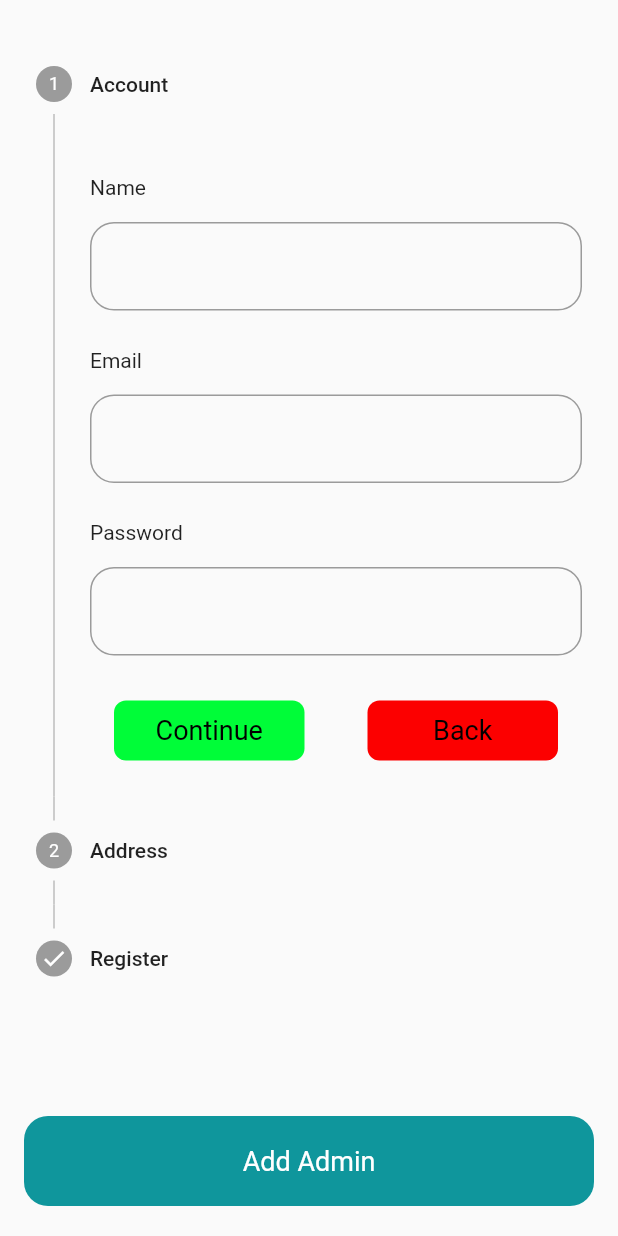
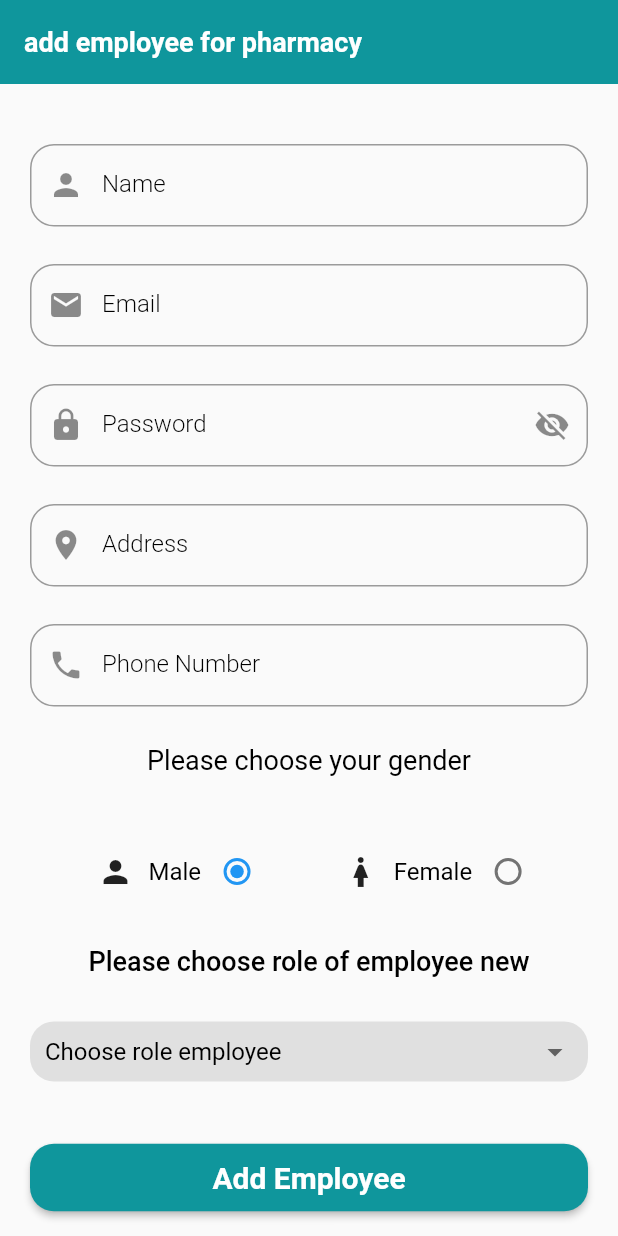
Before and after one commit to NourAhmadJob/pharmacy, a Flutter app: the screen it shows after launch, on a phone screen of 412 x 824 dp. Run offline on Flutter 3.47's test engine with Material 2 defaults, Android fonts, the phone set to English and light mode, and no system bars.

Commit message:
This is Add Employee Screen

```diff
--- a/lib/main.dart
+++ b/lib/main.dart
@@ -1,6 +1,7 @@
 import 'package:flutter/material.dart';
 
-import 'pharmacyMangement/admain/presentation/screen/auth/add_admain.dart';
+import 'pharmacyMangement/admain/presentation/screen/add/add_admain.dart';
+import 'pharmacyMangement/admain/presentation/screen/add/add_empolyee.dart';
 
 void main() {
   runApp(const MyApp());
@@ -15,10 +16,9 @@ class MyApp extends StatelessWidget {
     return MaterialApp(
       title: 'Flutter Demo',
       theme: ThemeData(
-
         primarySwatch: Colors.blue,
       ),
-      home:  Admin_Register(),
+      home:  AddEmployee(),
     );
   }
 }
--- a/lib/pharmacyMangement/admain/presentation/screen/auth/add_admain.dart
+++ b/lib/pharmacyMangement/admain/presentation/screen/add/add_admain.dart
@@ -1,7 +1,6 @@
 import 'package:flutter/material.dart';
-import 'package:pharmacy_system/pharmacyMangement/admain/presentation/screen/auth/home.dart';
 import 'package:pharmacy_system/utils/core/constance/color_constance.dart';
-import 'package:pharmacy_system/utils/widget/basic_controller.dart';
+import 'package:pharmacy_system/utils/widget/basic_bottom.dart';
 import 'package:pharmacy_system/utils/widget/text_form_field.dart';
 
 class Admin_Register extends StatefulWidget {
@@ -64,7 +63,7 @@ class _Admin_RegisterState extends State<Admin_Register> {
                       return Row(
                         children: [
                           Expanded(
-                            child: DefaultContainer(
+                            child: BasicBottom(
                               height: 40.0,
                               colorContainer: AllColors.greenColor,
                               borderRadius: 8.0,
@@ -91,7 +90,7 @@ class _Admin_RegisterState extends State<Admin_Register> {
                             width: 10.0,
                           ),
                           Expanded(
-                            child: DefaultContainer(
+                            child: BasicBottom(
                               height: 40.0,
                               colorContainer: AllColors.redColor,
                               borderRadius: 8.0,
@@ -133,14 +132,14 @@ class _Admin_RegisterState extends State<Admin_Register> {
                         _index = index;
                       });
                     },
-
                     type: StepperType.vertical,
                     steps: listStep(),
                   ),
                 ),
-                DefaultContainer(
+                if(_index == 2)
+                BasicBottom(
                   text: "Add Admin",
-                  color: Colors.white,
+                  colorText: Colors.white,
                   //height: 100.0,
                   onPressed: () {
                     // if (formKey.currentState!.validate()) {
@@ -162,9 +161,7 @@ class _Admin_RegisterState extends State<Admin_Register> {
 
 class Step1Widget extends StatelessWidget {
   final TextEditingController emailController;
-
   final TextEditingController nameController;
-
   final TextEditingController passwordController;
   final  Key formKey ;
   const Step1Widget({
@@ -195,6 +192,7 @@ class Step1Widget extends StatelessWidget {
               ),
               DefaultFormField(
                 controller: nameController,
+
                 type: TextInputType.text,
                 validate: (String? value) {
                   if (value!.isEmpty) {
--- /dev/null
+++ b/lib/pharmacyMangement/admain/presentation/screen/add/add_empolyee.dart
@@ -0,0 +1,228 @@
+import 'package:flutter/material.dart';
+import 'package:pharmacy_system/utils/core/constance/color_constance.dart';
+import 'package:pharmacy_system/utils/widget/basic_bottom.dart';
+import 'package:pharmacy_system/utils/widget/drop_down_menu.dart';
+import 'package:pharmacy_system/utils/widget/text_form_field.dart';
+import 'package:pharmacy_system/utils/widget/text_normal.dart';
+
+class AddEmployee extends StatefulWidget {
+  const AddEmployee({super.key});
+
+  @override
+  State<AddEmployee> createState() => _AddEmployeeState();
+}
+
+enum Gender { male, female }
+
+class _AddEmployeeState extends State<AddEmployee> {
+  TextEditingController nameController = TextEditingController();
+
+  TextEditingController emailController = TextEditingController();
+
+  TextEditingController passwordController = TextEditingController();
+
+  TextEditingController addressController = TextEditingController();
+
+  TextEditingController phoneController = TextEditingController();
+
+  Gender? gender = Gender.male;
+  dynamic valueChoose;
+
+  @override
+  Widget build(BuildContext context) {
+    return SafeArea(
+      child: Scaffold(
+        appBar: AppBar(
+          backgroundColor: AllColors.appColor,
+          title: TextNormal(
+            text: "add employee for pharmacy",
+            colorText: Colors.white,
+            sizeText: 18.0,
+            fontWeight: FontWeight.w600,
+          ),
+          elevation: 0.0,
+        ),
+        body: SingleChildScrollView(
+          child: Padding(
+            padding: const EdgeInsets.all(20.0),
+            child: Column(
+              children: [
+                const SizedBox(
+                  height: 20.0,
+                ),
+                DefaultFormField(
+                  controller: nameController,
+                  hint: "Name",
+                  prefixIcon: Icons.person,
+                  type: TextInputType.name,
+                  validate: (String? value) {
+                    if (value!.isEmpty) {
+                      return "Enter Name Employee";
+                    }
+                    return null;
+                  },
+                ),
+                const SizedBox(
+                  height: 25.0,
+                ),
+                DefaultFormField(
+                  controller: emailController,
+                  hint: "Email",
+                  prefixIcon: Icons.email,
+                  type: TextInputType.emailAddress,
+                  validate: (String? value) {
+                    if (value!.isEmpty) {
+                      return "Enter Email Employee";
+                    }
+                    if (!value.contains("@")) {
+                      return "You Have to add @ at your email";
+                    }
+
+                    return null;
+                  },
+                ),
+                const SizedBox(
+                  height: 25.0,
+                ),
+                DefaultFormField(
+                  controller: passwordController,
+                  hint: "Password",
+                  prefixIcon: Icons.lock,
+                  suffixIcon: Icons.visibility_off,
+                  obscure: true,
+                  type: TextInputType.visiblePassword,
+                  validate: (String? value) {
+                    if (value!.isEmpty) {
+                      return "Enter  Password Employee ";
+                    }
+                    if (value.length < 10) {
+                      return "Please your password should by 10 characters or more";
+                    }
+                    return null;
+                  },
+                ),
+                const SizedBox(
+                  height: 25.0,
+                ),
+                DefaultFormField(
+                  controller: addressController,
+                  hint: "Address",
+                  prefixIcon: Icons.location_on,
+                  type: TextInputType.visiblePassword,
+                  validate: (String? value) {
+                    if (value!.isEmpty) {
+                      return "Enter Address Employee ";
+                    }
+                    return null;
+                  },
+                ),
+                const SizedBox(
+                  height: 25.0,
+                ),
+                DefaultFormField(
+                  controller: phoneController,
+                  hint: "Phone Number",
+                  prefixIcon: Icons.phone,
+                  type: TextInputType.phone,
+                  validate: (String? value) {
+                    if (value!.isEmpty) {
+                      return "Enter Email Employee";
+                    }
+                    if (phoneController.value.text.length < 10) {
+                      return "Your Phone Should be 10 Number";
+                    }
+                    return null;
+                  },
+                ),
+                const SizedBox(
+                  height: 25.0,
+                ),
+                TextNormal(
+                  text: "Please choose your gender",
+                  sizeText: 18.0,
+                ),
+                const SizedBox(
+                  height: 40.0,
+                ),
+                Container(
+                  margin: const EdgeInsets.only(left: 45.0),
+                  child: Row(
+                    mainAxisAlignment: MainAxisAlignment.center,
+                    crossAxisAlignment: CrossAxisAlignment.center,
+                    children: [
+                      Expanded(
+                        child: Row(
+                          children: [
+                            const Icon(Icons.person),
+                            const SizedBox(
+                              width: 10.0,
+                            ),
+                            TextNormal(text: "Male"),
+                            Radio(
+                              value: Gender.male,
+                              groupValue: gender,
+                              onChanged: (Gender? value) {
+                                setState(() {
+                                  gender = value;
+                                });
+                              },
+                            ),
+                          ],
+                        ),
+                      ),
+                      Expanded(
+                        child: Row(
+                          children: [
+                            const Icon(Icons.woman),
+                            const SizedBox(
+                              width: 10.0,
+                            ),
+                            TextNormal(text: "Female"),
+                            Radio(
+                              value: Gender.female,
+                              groupValue: gender,
+                              onChanged: (Gender? value) {
+                                setState(() {
+                                  gender = value;
+                                });
+                              },
+                            )
+                          ],
+                        ),
+                      ),
+                    ],
+                  ),
+                ),
+                const SizedBox(
+                  height: 25.0,
+                ),
+                TextNormal(
+                  text: "Please choose role of employee new",
+                  sizeText: 18.0,
+                  fontWeight: FontWeight.w500,
+                ),
+                const SizedBox(
+                  height: 30.0,
+                ),
+                DropDownApp(
+                  listDrop: const ["Laboratory", "Pharmacist"],
+                  hintText: "Choose role employee",
+                  valueChoose: valueChoose,
+
+                ),
+                const SizedBox(height: 40.0,),
+                BasicBottom(
+                  text: "Add Employee",
+                  onPressed: () {
+                    // get api add employee
+                  },
+                  colorText: Colors.white,
+                ),
+              ],
+            ),
+          ),
+        ),
+      ),
+    );
+  }
+}
--- a/lib/pharmacyMangement/admain/presentation/screen/auth/home.dart
+++ /dev/null
@@ -1,12 +0,0 @@
-import 'package:flutter/material.dart';
-
-class HomeScreen extends StatelessWidget {
-  const HomeScreen({Key? key}) : super(key: key);
-
-  @override
-  Widget build(BuildContext context) {
-    return Scaffold(
-      appBar: AppBar(),
-    );
-  }
-}
--- /dev/null
+++ b/lib/utils/widget/basic_bottom.dart
@@ -0,0 +1,54 @@
+import 'package:flutter/material.dart';
+import 'package:pharmacy_system/utils/core/constance/color_constance.dart';
+
+import 'text_normal.dart';
+
+class BasicBottom extends StatelessWidget {
+  final String text;
+  final Function onPressed;
+  Color colorText;
+  Color? colorContainer;
+  double sizeText;
+  double height;
+  double width;
+  double borderRadius;
+  FontWeight fontWeight;
+  Color borderSide ;
+
+  BasicBottom({
+    super.key,
+    required this.text,
+    required this.onPressed,
+    this.colorText = Colors.black,
+    this.fontWeight = FontWeight.w400,
+    this.colorContainer = AllColors.appColor ,
+    this.sizeText = 18.0,
+    this.height = 45.0,
+    this.width = double.infinity,
+    this.borderRadius = 16.0,
+    this.borderSide = Colors.transparent,
+  });
+
+  @override
+  Widget build(BuildContext context) {
+    return MaterialButton(
+      minWidth: width,
+      height: height,
+      clipBehavior: Clip.antiAlias,
+      shape: OutlineInputBorder(
+        borderSide:  BorderSide(color:borderSide),
+        borderRadius: BorderRadius.circular(borderRadius),
+      ),
+      color: colorContainer,
+      onPressed: () {
+        // api Add Employee
+      },
+      child: TextNormal(
+        text: "Add Employee",
+        colorText: colorText,
+        sizeText: 20.0,
+        fontWeight: FontWeight.w600,
+      ),
+    );
+  }
+}
--- a/lib/utils/widget/basic_controller.dart
+++ /dev/null
@@ -1,58 +0,0 @@
-import 'package:flutter/material.dart';
-import 'package:pharmacy_system/utils/core/constance/color_constance.dart';
-
-class DefaultContainer extends StatelessWidget {
-  final String text;
-  final Function onPressed;
-  Color color;
-  Color colorContainer;
-  double sizeText;
-
-  double height;
-
-  double width;
-
-  double borderRadius;
-
-  FontWeight fontWeight;
-
-  DefaultContainer({
-    super.key,
-    required this.text,
-    required this.onPressed,
-    this.color = Colors.black,
-    this.fontWeight = FontWeight.w400,
-    this.sizeText = 18.0,
-    this.height = 60.0,
-    this.width = double.infinity,
-    this.borderRadius = 16.0,
-    this.colorContainer = AllColors.appColor,
-  });
-
-  @override
-  Widget build(BuildContext context) {
-    return InkWell(
-      splashColor: Colors.green,
-      onTap: () {
-        onPressed();
-      },
-      child: Container(
-        decoration: BoxDecoration(
-            color: colorContainer,
-            borderRadius: BorderRadius.circular(borderRadius)),
-        margin: const EdgeInsets.symmetric(horizontal: 16.0),
-        alignment: Alignment.center,
-        width: width,
-        height: height,
-        child: Text(
-          text,
-          style: TextStyle(
-            color: color,
-            fontSize: sizeText,
-            fontWeight: fontWeight,
-          ),
-        ),
-      ),
-    );
-  }
-}
--- /dev/null
+++ b/lib/utils/widget/drop_down_menu.dart
@@ -0,0 +1,87 @@
+import 'package:flutter/material.dart';
+import 'package:pharmacy_system/utils/core/constance/color_constance.dart';
+import 'package:pharmacy_system/utils/widget/text_normal.dart';
+
+class DropDownApp extends StatefulWidget {
+  final List listDrop;
+
+  final valueChoose;
+  final String hintText;
+  double sizeHint;
+  double height ;
+  Color dropColor ;
+  DropDownApp({
+    super.key,
+    required this.listDrop,
+    required this.valueChoose,
+    required this.hintText,
+    this.sizeHint = 16.0,
+    this.dropColor = Colors.transparent ,
+    this.height = 40.0,
+  });
+
+  @override
+  State<DropDownApp> createState() => _DropDownAppState(
+    valueChoose: valueChoose,
+    listDrop: listDrop,
+    hintText: hintText,
+    sizeHint: sizeHint,
+
+  );
+}
+
+class _DropDownAppState extends State<DropDownApp> {
+  dynamic valueChoose;
+  final List listDrop;
+  final String hintText;
+
+  double sizeHint;
+
+  _DropDownAppState({
+    required this.listDrop,
+    required this.hintText,
+    required this.valueChoose,
+    this.sizeHint = 16.0,
+  });
+
+  @override
+  Widget build(BuildContext context) {
+    return Container(
+      height: 40.0,
+      alignment: Alignment.center,
+      padding: const EdgeInsets.only(left: 10.0 , right: 10.0),
+      decoration: BoxDecoration(
+        borderRadius: BorderRadius.circular(16.0),
+        color: Colors.grey[300],
+      ),
+      child: DropdownButton(
+        dropdownColor: AllColors.appColor,
+
+        underline: const SizedBox(width: 0.0, height: 0.0,),
+        borderRadius: BorderRadius.circular(13.0),
+        isDense: true,
+        isExpanded: true,
+        hint: TextNormal(
+          text: widget.hintText,
+          sizeText: widget.sizeHint,
+        ),
+        items: widget.listDrop.map((e) {
+          return DropdownMenuItem(
+            value: e ,
+            child: TextNormal(
+              text: "$e",
+              colorText: Colors.black,
+            ),
+          );
+        }).toList(),
+        onChanged: (value) {
+          setState(() {
+            valueChoose = value;
+          });
+        },
+        value: valueChoose,
+        style: const TextStyle(color: Colors.white),
+      ),
+    );
+  }
+}
--- a/lib/utils/widget/text_form_field.dart
+++ b/lib/utils/widget/text_form_field.dart
@@ -22,7 +22,7 @@ class DefaultFormField extends StatelessWidget {
     this.obscure = false,
     this.hint,
     this.label,
-    this.borderRadius,
+    this.borderRadius = 16,
     this.textInputColor,
     this.maxLine = 1,
     this.prefixIcon,
@@ -32,7 +32,12 @@ class DefaultFormField extends StatelessWidget {
 
   @override
   Widget build(BuildContext context) {
-    return TextFormField(
+    return Container(
+      height: 55.0,
+      decoration: BoxDecoration(
+        borderRadius: BorderRadius.circular(borderRadius!),
+      ),
+      child: TextFormField(
         controller: controller,
         keyboardType: type,
         obscureText: obscure,
@@ -62,7 +67,9 @@ class DefaultFormField extends StatelessWidget {
             borderSide: const BorderSide(
               color: Colors.black,
               width: 1.0 ,
+
             ) ,
+          ),
         ),
       ),
     );
--- /dev/null
+++ b/lib/utils/widget/text_normal.dart
@@ -0,0 +1,30 @@
+import 'package:flutter/material.dart';
+
+class TextNormal extends StatelessWidget {
+  final String text;
+  Color colorText;
+
+  double sizeText;
+
+  FontWeight fontWeight;
+
+   TextNormal({
+    super.key,
+    required this.text,
+    this.colorText = Colors.black ,
+    this.sizeText = 16.0 ,
+    this.fontWeight = FontWeight.w400 ,
+  });
+
+  @override
+  Widget build(BuildContext context) {
+    return Text(
+      text,
+      style: TextStyle(
+        color: colorText,
+        fontSize: sizeText,
+        fontWeight: fontWeight,
+      ),
+    );
+  }
+}
```
Lines whose indentation alone changed are shown as unchanged.
